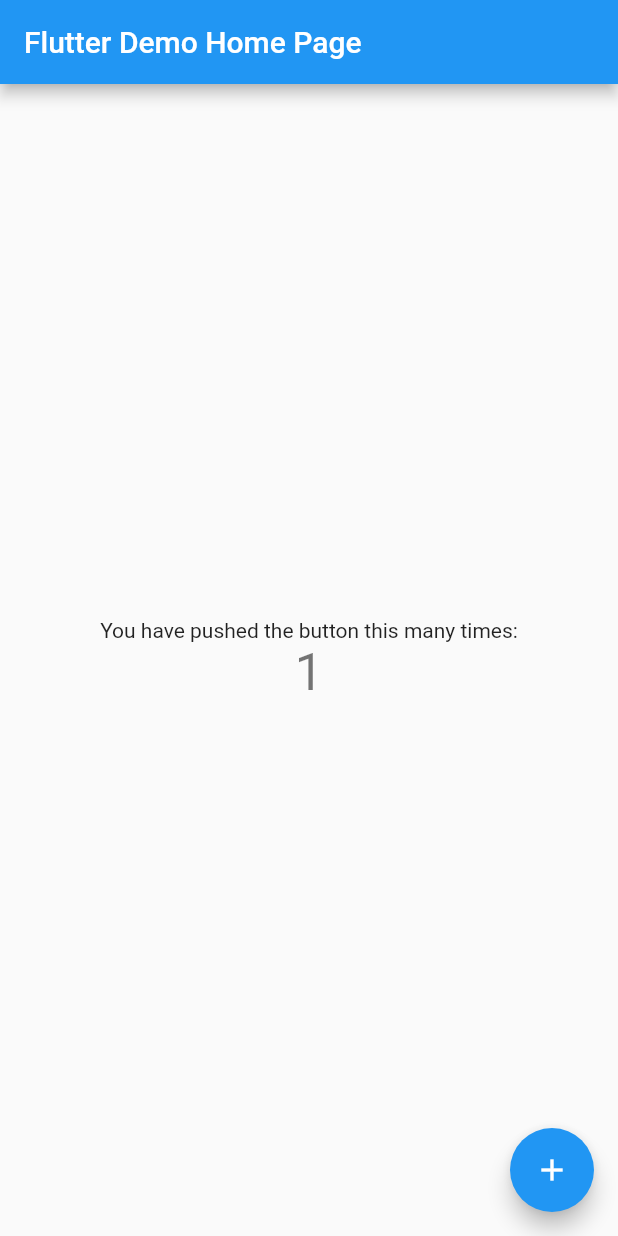
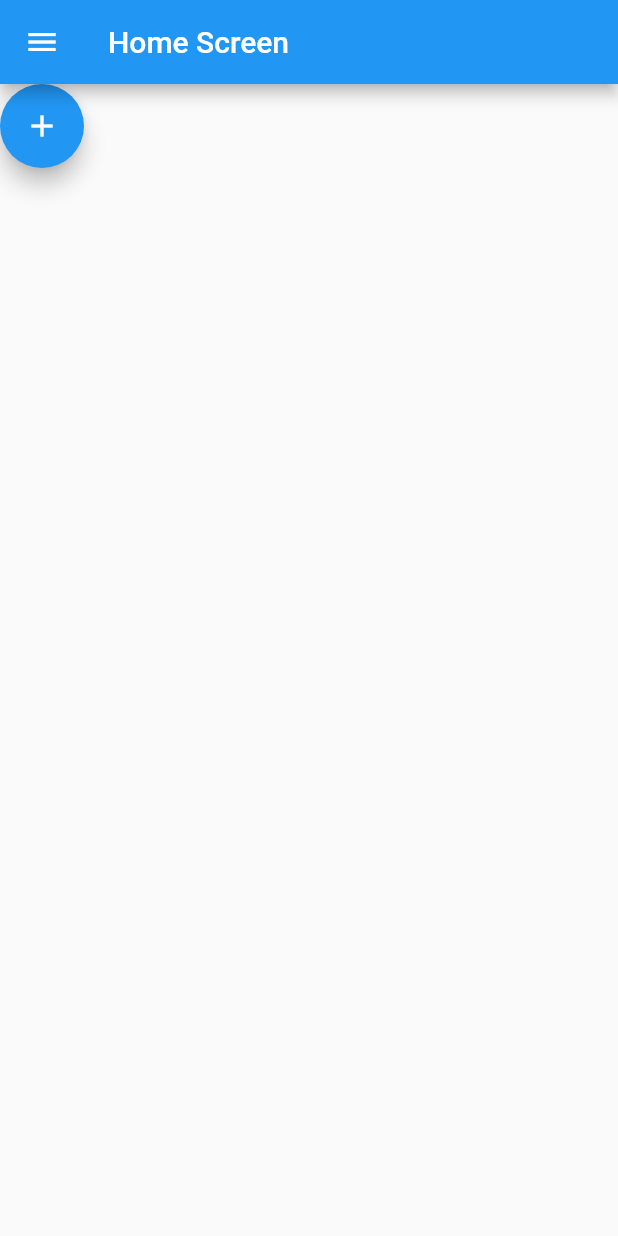
Before and after one commit to Andryut/my-community, a Flutter app: the screen it shows after launch, after a tap on the "add" icon, on a phone screen of 412 x 824 dp. Run offline on Flutter 3.47's test engine with Material 2 defaults, Android fonts, the phone set to English and light mode, and no system bars; our stand-ins replace cloud_firestore; accounts and stored records are empty.

Commit message:
Initial setup finished.

```diff
--- a/my_community_app/lib/main.dart
+++ b/my_community_app/lib/main.dart
@@ -1,111 +1,26 @@
 import 'package:flutter/material.dart';
+import 'package:my_community_app/screens/home_screen.dart';
 
-void main() => runApp(MyApp());
+void main() => runApp(MyCommunityApp());
 
-class MyApp extends StatelessWidget {
-  // This widget is the root of your application.
-  @override
-  Widget build(BuildContext context) {
+class MyCommunityApp extends StatelessWidget {
+  final routes = <String, WidgetBuilder>{
+    '/home-screen': (context) => HomeScreen(),
+  };
+
+  MaterialApp buildMaterialApp() {
     return MaterialApp(
-      title: 'Flutter Demo',
+      title: 'My community',
       theme: ThemeData(
-        // This is the theme of your application.
-        //
-        // Try running your application with "flutter run". You'll see the
-        // application has a blue toolbar. Then, without quitting the app, try
-        // changing the primarySwatch below to Colors.green and then invoke
-        // "hot reload" (press "r" in the console where you ran "flutter run",
-        // or simply save your changes to "hot reload" in a Flutter IDE).
-        // Notice that the counter didn't reset back to zero; the application
-        // is not restarted.
         primarySwatch: Colors.blue,
       ),
-      home: MyHomePage(title: 'Flutter Demo Home Page'),
+      routes: routes,
+      home: HomeScreen(title: 'Home Screen'),
     );
-  }
-}
-
-class MyHomePage extends StatefulWidget {
-  MyHomePage({Key key, this.title}) : super(key: key);
-
-  // This widget is the home page of your application. It is stateful, meaning
-  // that it has a State object (defined below) that contains fields that affect
-  // how it looks.
-
-  // This class is the configuration for the state. It holds the values (in this
-  // case the title) provided by the parent (in this case the App widget) and
-  // used by the build method of the State. Fields in a Widget subclass are
-  // always marked "final".
-
-  final String title;
-
-  @override
-  _MyHomePageState createState() => _MyHomePageState();
-}
-
-class _MyHomePageState extends State<MyHomePage> {
-  int _counter = 0;
-
-  void _incrementCounter() {
-    setState(() {
-      // This call to setState tells the Flutter framework that something has
-      // changed in this State, which causes it to rerun the build method below
-      // so that the display can reflect the updated values. If we changed
-      // _counter without calling setState(), then the build method would not be
-      // called again, and so nothing would appear to happen.
-      _counter++;
-    });
   }
 
   @override
   Widget build(BuildContext context) {
-    // This method is rerun every time setState is called, for instance as done
-    // by the _incrementCounter method above.
-    //
-    // The Flutter framework has been optimized to make rerunning build methods
-    // fast, so that you can just rebuild anything that needs updating rather
-    // than having to individually change instances of widgets.
-    return Scaffold(
-      appBar: AppBar(
-        // Here we take the value from the MyHomePage object that was created by
-        // the App.build method, and use it to set our appbar title.
-        title: Text(widget.title),
-      ),
-      body: Center(
-        // Center is a layout widget. It takes a single child and positions it
-        // in the middle of the parent.
-        child: Column(
-          // Column is also layout widget. It takes a list of children and
-          // arranges them vertically. By default, it sizes itself to fit its
-          // children horizontally, and tries to be as tall as its parent.
-          //
-          // Invoke "debug painting" (press "p" in the console, choose the
-          // "Toggle Debug Paint" action from the Flutter Inspector in Android
-          // Studio, or the "Toggle Debug Paint" command in Visual Studio Code)
-          // to see the wireframe for each widget.
-          //
-          // Column has various properties to control how it sizes itself and
-          // how it positions its children. Here we use mainAxisAlignment to
-          // center the children vertically; the main axis here is the vertical
-          // axis because Columns are vertical (the cross axis would be
-          // horizontal).
-          mainAxisAlignment: MainAxisAlignment.center,
-          children: <Widget>[
-            Text(
-              'You have pushed the button this many times:',
-            ),
-            Text(
-              '$_counter',
-              style: Theme.of(context).textTheme.display1,
-            ),
-          ],
-        ),
-      ),
-      floatingActionButton: FloatingActionButton(
-        onPressed: _incrementCounter,
-        tooltip: 'Increment',
-        child: Icon(Icons.add),
-      ), // This trailing comma makes auto-formatting nicer for build methods.
-    );
+    return buildMaterialApp();
   }
 }
--- /dev/null
+++ b/my_community_app/lib/screens/home_screen.dart
@@ -0,0 +1,30 @@
+import 'package:flutter/material.dart';
+
+class HomeScreen extends StatefulWidget {
+  HomeScreen({Key key, this.title}) : super(key: key);
+
+  final String title;
+
+  @override
+  _HomeScreenState createState() => _HomeScreenState();
+}
+
+class _HomeScreenState extends State<HomeScreen> {
+  @override
+  Widget build(BuildContext context) {
+    return Scaffold(
+      appBar: AppBar(
+        title: Text(widget.title),
+        leading: IconButton(
+          icon: Icon(Icons.menu),
+          onPressed: () {},
+        ),
+      ),
+      body: FloatingActionButton(
+        onPressed: () {},
+        tooltip: 'Increment',
+        child: Icon(Icons.add),
+      ),
+    );
+  }
+}
```
Also changed, not shown: my_community_app/lib/models/message.dart (added, +21 -0 lines), my_community_app/lib/screens/chat_message.dart (added, +75 -0 lines), my_community_app/lib/screens/chat_screen.dart (added, +166 -0 lines), my_community_app/lib/screens/group_chat_bar.dart (added, +80 -0 lines), my_community_app/lib/screens/individual_chat_bar.dart (added, +90 -0 lines), my_community_app/lib/screens/login_screen.dart (added), my_community_app/lib/screens/signup_screen.dart (added).
